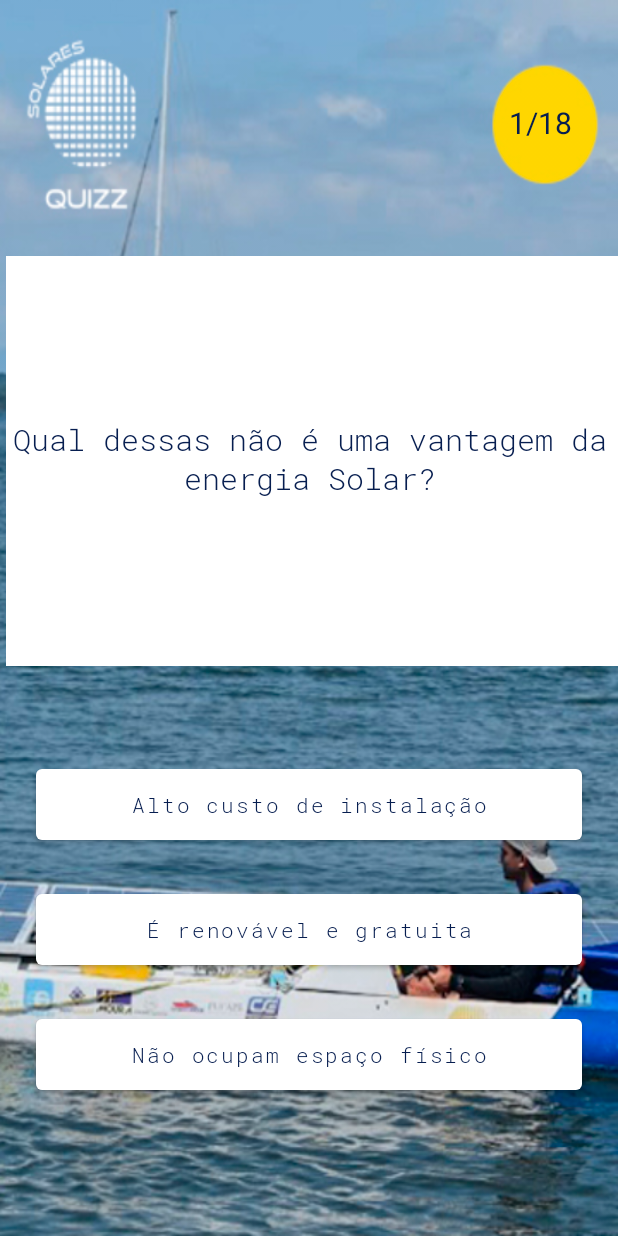
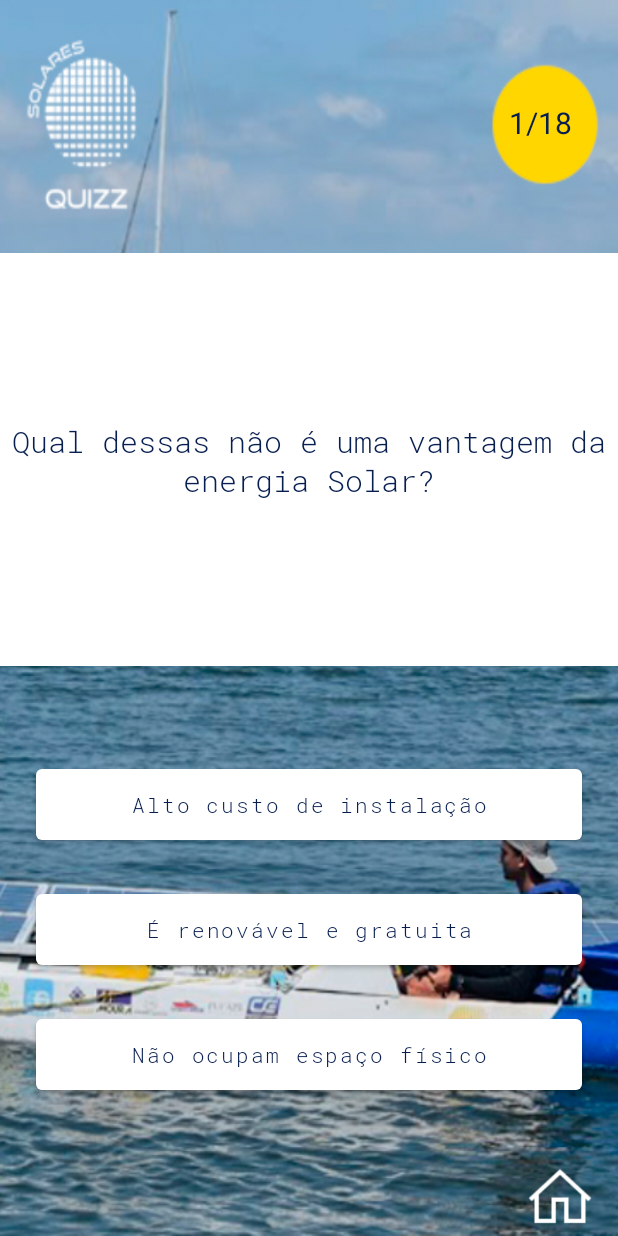
Before and after one commit to Lipao12/AppTraineeOnGrid, an Android app: the TelaDificuldade screen opened directly, with no data from a screen before it, after a tap on "FÁCIL", on a phone screen of 412 x 824 dp. Run offline under Robolectric (Android 15) with nearby library versions, the phone set to English and light mode, and no system bars.

```diff
--- a/app/src/main/AndroidManifest.xml
+++ b/app/src/main/AndroidManifest.xml
@@ -9,7 +9,8 @@
         android:roundIcon="@mipmap/ic_launcher_round"
         android:supportsRtl="true"
         android:theme="@style/Theme.AppTreineeOnGrid">
-        <activity android:name=".TelaFinal"></activity>
+        <activity android:name=".TelaPontuacao"></activity>
+        <activity android:name=".TelaFinal" />
         <activity android:name=".TelaDificuldade" />
         <activity android:name=".TelaCuriosidade" />
         <activity android:name=".TelaJogo" />
--- a/app/src/main/java/com/example/apptreineeongrid/TelaDificuldade.java
+++ b/app/src/main/java/com/example/apptreineeongrid/TelaDificuldade.java
@@ -2,13 +2,11 @@ package com.example.apptreineeongrid;
 
 import androidx.appcompat.app.AppCompatActivity;
 
-import android.annotation.SuppressLint;
 import android.content.Intent;
 import android.graphics.Typeface;
 import android.os.Bundle;
 import android.view.View;
 import android.widget.Button;
-import android.widget.ImageButton;
 import android.widget.ImageView;
 import android.widget.TextView;
 
@@ -22,11 +20,11 @@ public class TelaDificuldade extends AppCompatActivity {
         super.onCreate(savedInstanceState);
         setContentView(R.layout.activity_tela_dificuldade);
 
-        mViewHolder.textoDificuldade = findViewById(R.id.DIFICULDADE);
-        mViewHolder.b_facil = findViewById(R.id.facil);
-        mViewHolder.b_medio = findViewById(R.id.medio);
-        mViewHolder.b_dificil = findViewById(R.id.dificil);
-        mViewHolder.b_voltar = findViewById(R.id.voltarTD);
+        mViewHolder.textoDificuldade = findViewById(R.id.TDDIFICULDADE);
+        mViewHolder.b_facil = findViewById(R.id.TDfacil);
+        mViewHolder.b_medio = findViewById(R.id.TDmedio);
+        mViewHolder.b_dificil = findViewById(R.id.TDdificil);
+        mViewHolder.b_voltar = findViewById(R.id.TDvoltar);
 
         fonte = Typeface.createFromAsset(getAssets(),"Press Start K.ttf"); //RobotoMono-Light.ttf  //  Joystix.ttf
         mViewHolder.textoDificuldade.setTypeface(fonte);
--- a/app/src/main/java/com/example/apptreineeongrid/TelaJogo.java
+++ b/app/src/main/java/com/example/apptreineeongrid/TelaJogo.java
@@ -2,16 +2,13 @@ package com.example.apptreineeongrid;
 
 import androidx.annotation.RequiresApi;
 import androidx.appcompat.app.AppCompatActivity;
-import androidx.core.content.res.ResourcesCompat;
 
-import android.app.MediaRouteButton;
+import android.annotation.SuppressLint;
 import android.content.Intent;
-import android.content.res.ColorStateList;
-import android.content.res.Resources;
 import android.graphics.Typeface;
-import android.graphics.drawable.Drawable;
 import android.os.Build;
 import android.os.Bundle;
+import android.provider.ContactsContract;
 import android.view.View;
 import android.widget.Button;
 import android.widget.ImageButton;
@@ -37,22 +34,24 @@ public class TelaJogo extends AppCompatActivity {
     private static Boolean rClicado=true;
     private Typeface fonte;
     private int perg_estacionada;
+    private char mem_dificuldade;
 
     @Override
     protected void onCreate(Bundle savedInstanceState) {
         super.onCreate(savedInstanceState);
         setContentView(R.layout.activity_tela_jogo);
 
-        this.mViewHolder.r1 = findViewById(R.id.Opc1);
-        this.mViewHolder.r2 = findViewById(R.id.Opc2);
-        this.mViewHolder.r3 = findViewById(R.id.Opc3);
-        this.mViewHolder.b_continuar = findViewById(R.id.continuar);
-        this.mViewHolder.b_vcSabia = findViewById(R.id.vcSabia);
-        this.mViewHolder.pergunta_texto = findViewById(R.id.pergunta);
-        this.mViewHolder.imagem_perguntas = findViewById(R.id.imageView);
-        this.mViewHolder.score_texto = findViewById(R.id.score);
-        this.mViewHolder.rosto_feliz = findViewById(R.id.rosto_feliz);
-        this.mViewHolder.rosto_triste = findViewById(R.id.rosto_triste);
+        this.mViewHolder.r1 = findViewById(R.id.TJOpc1);
+        this.mViewHolder.r2 = findViewById(R.id.TJOpc2);
+        this.mViewHolder.r3 = findViewById(R.id.TJOpc3);
+        this.mViewHolder.b_voltarTinicial = findViewById(R.id.TJvoltar);
+        this.mViewHolder.b_continuar = findViewById(R.id.TJcontinuar);
+        this.mViewHolder.b_vcSabia = findViewById(R.id.TJvcSabia);
+        this.mViewHolder.pergunta_texto = findViewById(R.id.TJpergunta);
+        this.mViewHolder.imagem_perguntas = findViewById(R.id.TJimageView);
+        this.mViewHolder.score_texto = findViewById(R.id.TJqnt_perguntas);
+        this.mViewHolder.rosto_feliz = findViewById(R.id.TJrosto_feliz);
+        this.mViewHolder.rosto_triste = findViewById(R.id.TJrosto_triste);
 
         /*Resources res = getResources();
         Drawable drawable = ResourcesCompat.getDrawable(res, android.R.drawable.toast_frame,null);*/
@@ -72,6 +71,7 @@ public class TelaJogo extends AppCompatActivity {
         System.out.println("Dificuldade: "+dificuldade);
         if(dificuldade != '\0' )
         {
+            mem_dificuldade = dificuldade;
             mViewHolder.rosto_triste.setVisibility(View.GONE);
             mViewHolder.rosto_feliz.setVisibility(View.GONE);
             mViewHolder.b_continuar.setVisibility(View.GONE);
@@ -123,6 +123,16 @@ public class TelaJogo extends AppCompatActivity {
             public void onClick(View v) {
                 Intent intent = new Intent(TelaJogo.this,TelaCuriosidade.class);
                 intent.putExtra("curiosidade",curiosidades.get(num_pergunta));
+                startActivity(intent);
+            }
+        });
+
+        mViewHolder.b_voltarTinicial.setOnClickListener(new View.OnClickListener() {
+            @Override
+            public void onClick(View v) {
+                Intent intent = new Intent(TelaJogo.this,MainActivity.class);
+                intent.setFlags(Intent.FLAG_ACTIVITY_CLEAR_TOP);
+                intent.putExtra("finishApplication", true);
                 startActivity(intent);
             }
         });
@@ -220,6 +230,7 @@ public class TelaJogo extends AppCompatActivity {
         Button r1;
         Button r2;
         Button r3;
+        ImageView b_voltarTinicial;
         Button b_continuar;
         Button b_vcSabia;
         TextView pergunta_texto;
@@ -257,6 +268,7 @@ public class TelaJogo extends AppCompatActivity {
             pergs_fazer.remove(x);
         } else if (pergs_fazer.size() == 0) {
             Intent intent = new Intent(TelaJogo.this,TelaFinal.class);
+            intent.putExtra("dificuldade", mem_dificuldade);
             intent.putExtra("score", score);
             startActivity(intent);
         }
--- a/app/src/main/res/layout/activity_tela_jogo.xml
+++ b/app/src/main/res/layout/activity_tela_jogo.xml
@@ -7,8 +7,20 @@
     android:background="@drawable/fundo_medio"
     tools:context=".TelaJogo">
 
+    <ImageView
+        android:id="@+id/TJvoltar"
+        android:layout_width="45dp"
+        android:layout_height="51dp"
+        app:layout_constraintBottom_toBottomOf="parent"
+        app:layout_constraintEnd_toEndOf="parent"
+        app:layout_constraintHorizontal_bias="0.956"
+        app:layout_constraintStart_toStartOf="parent"
+        app:layout_constraintTop_toTopOf="parent"
+        app:layout_constraintVertical_bias="1.0"
+        app:srcCompat="@drawable/icons8_casa_64" />
+
     <Button
-        android:id="@+id/Opc1"
+        android:id="@+id/TJOpc1"
         android:layout_width="0dp"
         android:layout_height="59dp"
         android:layout_marginStart="24dp"
@@ -25,7 +37,7 @@
         app:layout_constraintVertical_bias="0.663" />
 
     <Button
-        android:id="@+id/Opc2"
+        android:id="@+id/TJOpc2"
         android:layout_width="0dp"
         android:layout_height="59dp"
         android:layout_marginStart="24dp"
@@ -37,10 +49,10 @@
         app:backgroundTint="#FFFFFF"
         app:layout_constraintEnd_toEndOf="parent"
         app:layout_constraintStart_toStartOf="parent"
-        app:layout_constraintTop_toBottomOf="@+id/Opc1" />
+        app:layout_constraintTop_toBottomOf="@+id/TJOpc1" />
 
     <Button
-        android:id="@+id/Opc3"
+        android:id="@+id/TJOpc3"
         android:layout_width="0dp"
         android:layout_height="59dp"
         android:layout_marginStart="24dp"
@@ -54,11 +66,11 @@
         app:layout_constraintEnd_toEndOf="parent"
         app:layout_constraintHorizontal_bias="1.0"
         app:layout_constraintStart_toStartOf="parent"
-        app:layout_constraintTop_toBottomOf="@+id/Opc2"
+        app:layout_constraintTop_toBottomOf="@+id/TJOpc2"
         app:layout_constraintVertical_bias="0.0" />
 
     <Button
-        android:id="@+id/continuar"
+        android:id="@+id/TJcontinuar"
         android:layout_width="100dp"
         android:layout_height="100dp"
         android:text="@string/b_continuar"
@@ -74,10 +86,10 @@
         app:layout_constraintVertical_bias="0.519" />
 
     <TextView
-        android:id="@+id/score"
+        android:id="@+id/TJqnt_perguntas"
         android:layout_width="wrap_content"
         android:layout_height="wrap_content"
-        android:text="0/0"
+        android:text="@string/qnt_pergunta"
         android:textColor="#071e50"
         android:textSize="20dp"
         app:layout_constraintBottom_toBottomOf="parent"
@@ -88,38 +100,38 @@
         app:layout_constraintVertical_bias="0.085" />
 
     <ImageView
-        android:id="@+id/imageView"
-        android:layout_width="408dp"
-        android:layout_height="273dp"
+        android:id="@+id/TJimageView"
+        android:layout_width="0dp"
+        android:layout_height="275dp"
         android:background="#FFFFFF"
         android:visibility="visible"
         app:layout_constraintBottom_toBottomOf="parent"
         app:layout_constraintEnd_toEndOf="parent"
-        app:layout_constraintHorizontal_bias="1.0"
         app:layout_constraintStart_toStartOf="parent"
         app:layout_constraintTop_toTopOf="parent"
-        app:layout_constraintVertical_bias="0.31"
+        app:layout_constraintVertical_bias="0.307"
         app:srcCompat="@drawable/blank" />
 
     <TextView
-        android:id="@+id/pergunta"
+        android:id="@+id/TJpergunta"
         android:layout_width="wrap_content"
         android:layout_height="wrap_content"
         android:layout_centerHorizontal="true"
+        android:layout_marginStart="16dp"
+        android:layout_marginEnd="16dp"
         android:text="@string/pergunta"
         android:textAlignment="center"
         android:textColor="#071e50"
         android:textSize="20dp"
         android:visibility="visible"
-        app:layout_constraintBottom_toBottomOf="@+id/imageView"
-        app:layout_constraintEnd_toEndOf="@+id/imageView"
-        app:layout_constraintHorizontal_bias="0.857"
-        app:layout_constraintStart_toStartOf="@+id/imageView"
-        app:layout_constraintTop_toTopOf="@+id/imageView"
-        app:layout_constraintVertical_bias="0.493" />
+        app:layout_constraintBottom_toBottomOf="@+id/TJimageView"
+        app:layout_constraintEnd_toEndOf="@+id/TJimageView"
+        app:layout_constraintStart_toStartOf="parent"
+        app:layout_constraintTop_toTopOf="@+id/TJimageView"
+        app:layout_constraintVertical_bias="0.504" />
 
     <Button
-        android:id="@+id/vcSabia"
+        android:id="@+id/TJvcSabia"
         android:layout_width="100dp"
         android:layout_height="64dp"
         android:text="@string/vcSabia"
@@ -133,32 +145,25 @@
         app:layout_constraintVertical_bias="0.362" />
 
     <ImageView
-        android:id="@+id/rosto_feliz"
+        android:id="@+id/TJrosto_feliz"
         android:layout_width="125dp"
         android:layout_height="121dp"
         android:visibility="gone"
-        app:layout_constraintBottom_toTopOf="@+id/continuar"
+        app:layout_constraintBottom_toTopOf="@+id/TJcontinuar"
         app:layout_constraintEnd_toEndOf="parent"
         app:layout_constraintStart_toStartOf="parent"
         app:layout_constraintTop_toTopOf="parent"
         app:srcCompat="@drawable/acerto__14" />
 
     <ImageView
-        android:id="@+id/rosto_triste"
+        android:id="@+id/TJrosto_triste"
         android:layout_width="124dp"
         android:layout_height="119dp"
         android:visibility="gone"
-        app:layout_constraintBottom_toTopOf="@+id/continuar"
+        app:layout_constraintBottom_toTopOf="@+id/TJcontinuar"
         app:layout_constraintEnd_toEndOf="parent"
         app:layout_constraintStart_toStartOf="parent"
         app:layout_constraintTop_toTopOf="parent"
         app:srcCompat="@drawable/erro_14" />
 
-    <androidx.constraintlayout.widget.Guideline
-        android:id="@+id/guideline2"
-        android:layout_width="wrap_content"
-        android:layout_height="wrap_content"
-        android:orientation="vertical"
-        app:layout_constraintGuide_begin="205dp" />
-
 </androidx.constraintlayout.widget.ConstraintLayout>
--- a/app/src/main/res/values/themes.xml
+++ b/app/src/main/res/values/themes.xml
@@ -11,8 +11,8 @@
         <item name="colorOnSecondary">@color/black</item>
         <!-- Status bar color. -->
         <item name="android:statusBarColor" tools:targetApi="l">?attr/colorPrimaryVariant</item>
-        <item name="android:windowTranslucentStatus">true</item> <!-- adicionado para que a barra de status fique translucida -->
-        <item name="android:windowTranslucentNavigation">true</item> <!-- adicionado para que a barra de status fique translucida -->
+        <!--<item name="android:windowTranslucentStatus">true</item>  adicionado para que a barra de status fique translucida -->
+        <!--<item name="android:windowTranslucentNavigation">true</item>  adicionado para que a barra de status fique translucida -->
         <!-- Customize your theme here. -->
     </style>
 </resources>
```
Also changed, not shown: app/src/main/java/com/example/apptreineeongrid/MainActivity.java (+12 -2 lines), app/src/main/java/com/example/apptreineeongrid/TelaCuriosidade.java (+10 -3 lines), app/src/main/java/com/example/apptreineeongrid/TelaFinal.java (+53 -6 lines), app/src/main/java/com/example/apptreineeongrid/TelaPontuacao.java (added, +87 -0 lines), app/src/main/res/layout/activity_main.xml (+16 -1 lines), app/src/main/res/layout/activity_tela_curiosidade.xml (+5 -3 lines), app/src/main/res/layout/activity_tela_dificuldade.xml (+11 -14 lines), app/src/main/res/layout/activity_tela_final.xml (+15 -2 lines), app/src/main/res/layout/activity_tela_pontuacao.xml (added, +73 -0 lines), app/src/main/res/values/strings.xml (+8 -4 lines).
